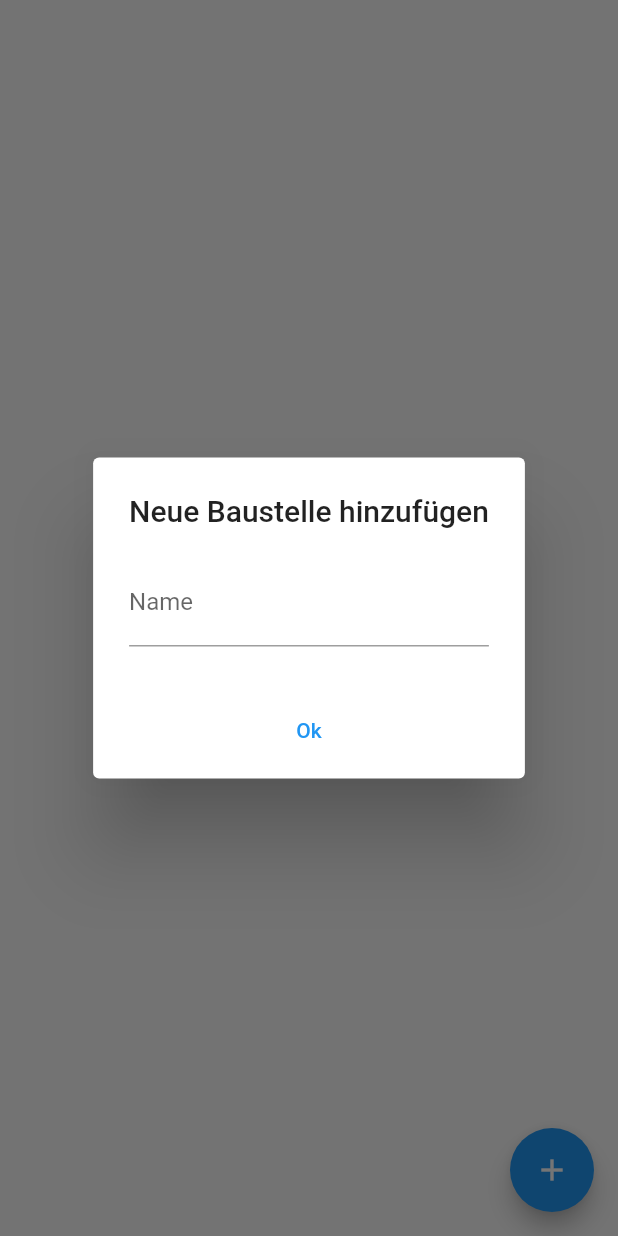
After one commit to Marc4k/building-site-tracker, a Flutter app: the BuildingSiteScreen screen opened directly, after a tap on the "add" icon, on a phone screen of 412 x 824 dp. The commit adds this screen. Run offline on Flutter 3.47's test engine with Material 2 defaults, Android fonts, the light colour scheme and no system bars; drawn by our look-alikes of loader_overlay; our stand-ins replace bloc, cloud_firestore, dartz, firebase_auth, firebase_core, flash and 1 more; accounts and stored records are empty.

Commit message:
added bulding site

```diff
--- /dev/null
+++ b/lib/cubit/get_building_site_data_cubit.dart
@@ -0,0 +1,15 @@
+import 'package:bloc/bloc.dart';
+import 'package:building_site_tracker/domain/building_site/building_site_impl.dart';
+import 'package:building_site_tracker/domain/user_authentication/user_authentication_impl.dart';
+
+class GetBuildingSiteDataCubit extends Cubit<List<String>> {
+  GetBuildingSiteDataCubit() : super([]);
+
+  Future<void> getNames() async =>
+      emit(await BuildingSiteImpl().getAlleBuildingSiteNames());
+
+  @override
+  void onChange(Change<List<String>> change) {
+    super.onChange(change);
+  }
+}
--- /dev/null
+++ b/lib/domain/building_site/building_site_impl.dart
@@ -0,0 +1,33 @@
+import 'package:building_site_tracker/domain/building_site/building_site_rep.dart';
+import 'package:cloud_firestore/cloud_firestore.dart';
+
+class BuildingSiteImpl extends BuildingSiteRep {
+  @override
+  Future<List<String>> getAlleBuildingSiteNames() async {
+    List<String> names = [];
+
+    await FirebaseFirestore.instance
+        .collection("buildingsite")
+        .get()
+        .then((snapshot) {
+      snapshot.docs.forEach((element) {
+        //Object? data = element.data();
+        Map<String, dynamic> data = element.data() as Map<String, dynamic>;
+
+        names.add(data["name"]);
+      });
+    });
+
+    return names;
+  }
+
+  @override
+  Future<void> createNewBuildingSite({required String name}) async {
+    final document =
+        FirebaseFirestore.instance.collection('buildingsite').doc();
+
+    await document.set({
+      "name": name,
+    });
+  }
+}
--- /dev/null
+++ b/lib/domain/building_site/building_site_rep.dart
@@ -0,0 +1,5 @@
+abstract class BuildingSiteRep {
+  Future<List<String>> getAlleBuildingSiteNames();
+
+  Future<void> createNewBuildingSite({required String name});
+}
--- /dev/null
+++ b/lib/screens/building_sites/view/building_site_screen.dart
@@ -0,0 +1,127 @@
+import 'package:building_site_tracker/cubit/get_building_site_data_cubit.dart';
+import 'package:building_site_tracker/domain/building_site/building_site_impl.dart';
+import 'package:flash/flash.dart';
+import 'package:flutter/material.dart';
+import 'package:flutter_bloc/flutter_bloc.dart';
+import 'package:loader_overlay/loader_overlay.dart';
+
+class BuildingSiteScreen extends StatefulWidget {
+  const BuildingSiteScreen({Key? key}) : super(key: key);
+
+  @override
+  State<BuildingSiteScreen> createState() => _BuildingSiteScreenState();
+}
+
+TextEditingController _name = TextEditingController();
+
+class _BuildingSiteScreenState extends State<BuildingSiteScreen> {
+  @override
+  Widget build(BuildContext context) {
+    return LoaderOverlay(
+      child: Scaffold(
+        body: SafeArea(
+            child: Column(
+          children: [
+            BlocBuilder<GetBuildingSiteDataCubit, List<String>>(
+              builder: (context, names) {
+                return Expanded(
+                    child: ListView.builder(
+                  itemCount: names.length,
+                  itemBuilder: (context, index) {
+                    if (names.isEmpty) {
+                      return Text("Empty");
+                    } else {
+                      return ElevatedButton(
+                          onPressed: () {
+                            Navigator.of(context).push(MaterialPageRoute(
+                                builder: (context) =>
+                                    MultiBlocProvider(providers: [
+                                      BlocProvider<GetBuildingSiteDataCubit>(
+                                          create: (BuildContext context) =>
+                                              GetBuildingSiteDataCubit()
+                                                ..getNames())
+                                    ], child: BuildingSiteScreen())));
+                          },
+                          child: Text(names[index]));
+                    }
+                  },
+                ));
+              },
+            )
+          ],
+        )),
+        floatingActionButton: FloatingActionButton(
+          onPressed: () async {
+            await showDialog(
+                context: context,
+                builder: (BuildContext context) {
+                  return AlertDialog(
+                    title: const Text('Neue Baustelle hinzufügen'),
+                    content: Column(
+                      mainAxisSize: MainAxisSize.min,
+                      crossAxisAlignment: CrossAxisAlignment.start,
+                      children: <Widget>[
+                        TextFormField(
+                          controller: _name,
+                          decoration: InputDecoration(
+                            hintText: "Name",
+                            labelText: "Name",
+                          ),
+                        ),
+                      ],
+                    ),
+                    actions: <Widget>[
+                      Center(
+                        child: FlatButton(
+                          onPressed: () async {
+                            context.loaderOverlay.show();
+
+                            Navigator.pop(context);
+
+                            // Navigator.of(context).pop();
+                          },
+                          textColor: Theme.of(context).primaryColor,
+                          child: const Text('Ok'),
+                        ),
+                      ),
+                    ],
+                  );
+                });
+            context.loaderOverlay.show();
+            if (_name.text.isEmpty) {
+              return;
+            }
+            await BuildingSiteImpl().createNewBuildingSite(name: _name.text);
+            context.read<GetBuildingSiteDataCubit>().getNames();
+
+            showFlash(
+              context: context,
+              duration: const Duration(seconds: 4),
+              builder: (context, controller) {
+                return Flash.bar(
+                    backgroundColor: Colors.white,
+                    enableVerticalDrag: true,
+                    horizontalDismissDirection:
+                        HorizontalDismissDirection.startToEnd,
+                    borderRadius: BorderRadius.all(Radius.circular(8)),
+                    controller: controller,
+                    child: FlashBar(
+                      content: Text("${_name.text} wurde hinzugefügt."),
+                      icon: Icon(
+                        Icons.check,
+                        color: Colors.green,
+                        size: 24,
+                      ),
+                      shouldIconPulse: true,
+                    ));
+              },
+            );
+
+            context.loaderOverlay.hide();
+          },
+          child: Icon(Icons.add),
+        ),
+      ),
+    );
+  }
+}
```
Also changed, not shown: lib/screens/login_screen/view/login_screen.dart (+7 -3 lines).
